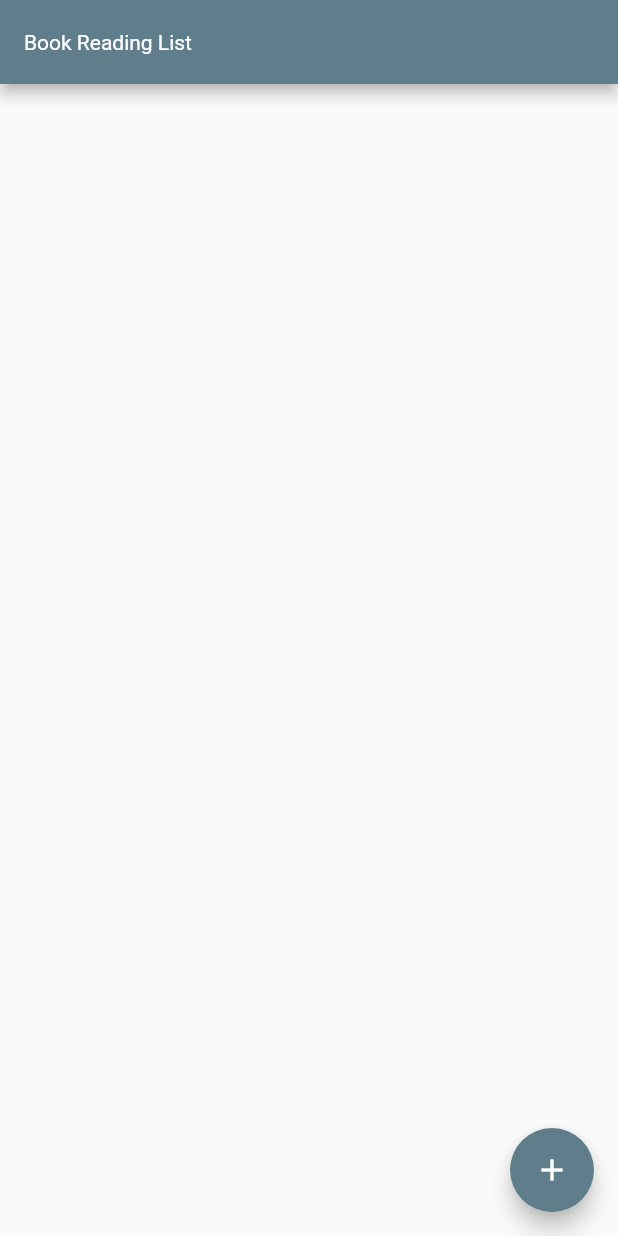
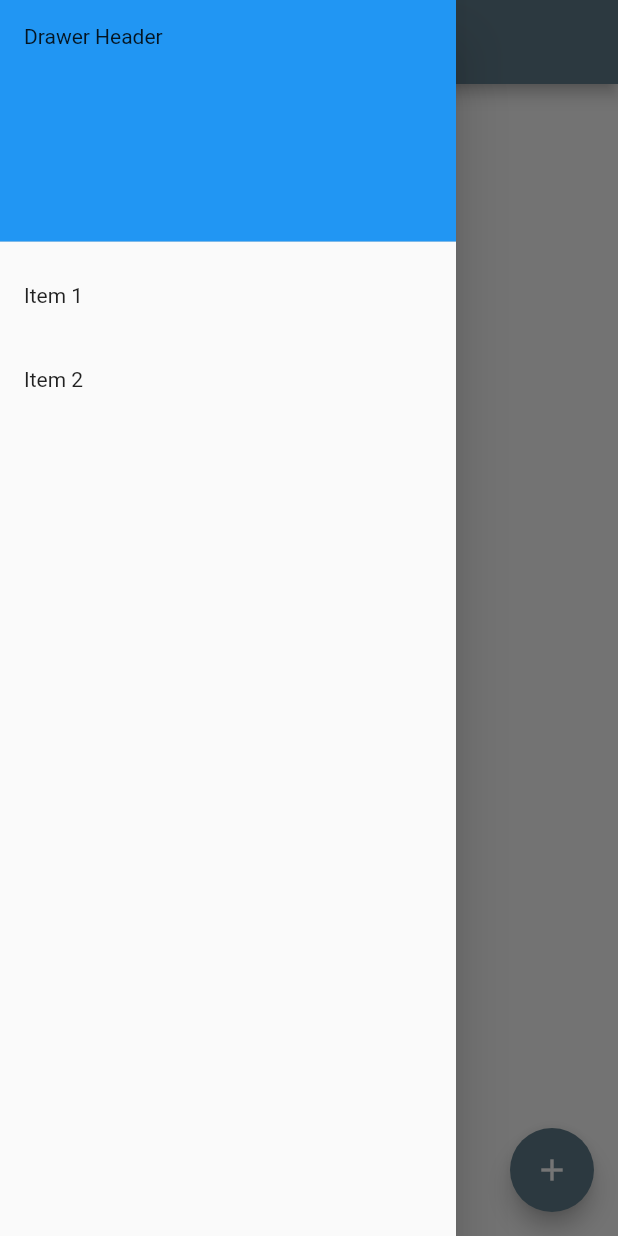
Before and after one commit to shumbaashley/book_logger, a Flutter app: the screen it shows after launch, with the side drawer open (before the commit the screen has no drawer), on a phone screen of 412 x 824 dp. Run offline on Flutter 3.47's test engine with Material 2 defaults, Android fonts, the phone set to English and light mode, and no system bars; our stand-ins replace sqflite; accounts and stored records are empty.

Commit message:
added sidebar drawer

```diff
--- a/lib/main.dart
+++ b/lib/main.dart
@@ -18,13 +18,13 @@ class MyApp extends StatelessWidget {
         visualDensity: VisualDensity.adaptivePlatformDensity,
         appBarTheme: AppBarTheme(
           textTheme: TextTheme(
-            headline6: TextStyleFamily
+            headline6: AppBarTextStyle
           ),
         ),
         textTheme: TextTheme(
-          headline6: TextStyleFamily,
-          bodyText2 : TextStyleFamily,
-          subtitle1 : TextStyleFamily
+          headline6: AppBarTextStyle,
+          bodyText2 : BodyTextStyle,
+          subtitle1 : BodyTextStyle
         )
       ),
       home: SplashWidget(),
--- a/lib/screens/book_detail.dart
+++ b/lib/screens/book_detail.dart
@@ -22,7 +22,7 @@ class _BookDetailState extends State<BookDetail> {
 
   TextEditingController bookTitle = TextEditingController();
   TextEditingController bookAuthor = TextEditingController();
-  static const _statuses = ["Haven't yet started", "In Progress", "Completed"];
+  static const _statuses = ["Haven't started yet", "Currently In Progress", "Completed/Done"];
 
   @override
   Widget build(BuildContext context) {
--- a/lib/screens/book_list.dart
+++ b/lib/screens/book_list.dart
@@ -26,6 +26,7 @@ class BookListState extends State<BookList> {
     return Scaffold(
       appBar: AppBar(title: Text('Book Reading List')),
       body: getBookListView(),
+      drawer: getSideBarDrawer(),
       floatingActionButton: FloatingActionButton(
         onPressed: () {
           debugPrint("Button Tapped");
@@ -72,6 +73,45 @@ class BookListState extends State<BookList> {
         );
       },
     );
+  }
+
+
+  Drawer getSideBarDrawer(){
+    return Drawer(
+        // Add a ListView to the drawer. This ensures the user can scroll
+        // through the options in the drawer if there isn't enough vertical
+        // space to fit everything.
+        child: ListView(
+          // Important: Remove any padding from the ListView.
+          padding: EdgeInsets.zero,
+          children: <Widget>[
+            DrawerHeader(
+              child: Text('Drawer Header'),
+              decoration: BoxDecoration(
+                color: Colors.blue,
+              ),
+            ),
+            ListTile(
+              title: Text('Item 1'),
+              onTap: () {
+                // Update the state of the app
+                // ...
+                // Then close the drawer
+                Navigator.pop(context);
+              },
+            ),
+            ListTile(
+              title: Text('Item 2'),
+              onTap: () {
+                // Update the state of the app
+                // ...
+                // Then close the drawer
+                Navigator.pop(context);
+              },
+            ),
+          ],
+        )
+      );
   }
 
   Color getStatusColor(int status) {
--- a/lib/style.dart
+++ b/lib/style.dart
@@ -1,5 +1,20 @@
 import 'package:flutter/material.dart';
-
+const LargeTextSize = 26.0;
+const MediumTextSize = 20.0;
+const SmallTextSize = 16.0;
 const String FontFamily = 'Roboto';
 
-const TextStyleFamily = TextStyle(fontFamily: FontFamily);
+const AppBarTextStyle = TextStyle(
+    fontFamily: FontFamily,
+    fontWeight: FontWeight.w300,
+    fontSize: MediumTextSize,
+    color: Colors.white
+);
+
+
+const BodyTextStyle = TextStyle(
+    fontFamily: FontFamily,
+    fontWeight: FontWeight.w300,
+    fontSize: SmallTextSize,
+    color: Colors.white
+);
--- a/pubspec.yaml
+++ b/pubspec.yaml
@@ -65,6 +65,9 @@ flutter:
     - family: Roboto
       fonts:
         - asset: fonts/Roboto-Regular.ttf
+          weight: 300
+        - asset: fonts/Roboto-Bold.ttf
+          weight: 600
         - asset: fonts/Roboto-Italic.ttf
 
         #   - family: Trajan Pro
```
Also changed, not shown: fonts/Roboto-Bold.ttf (added).
